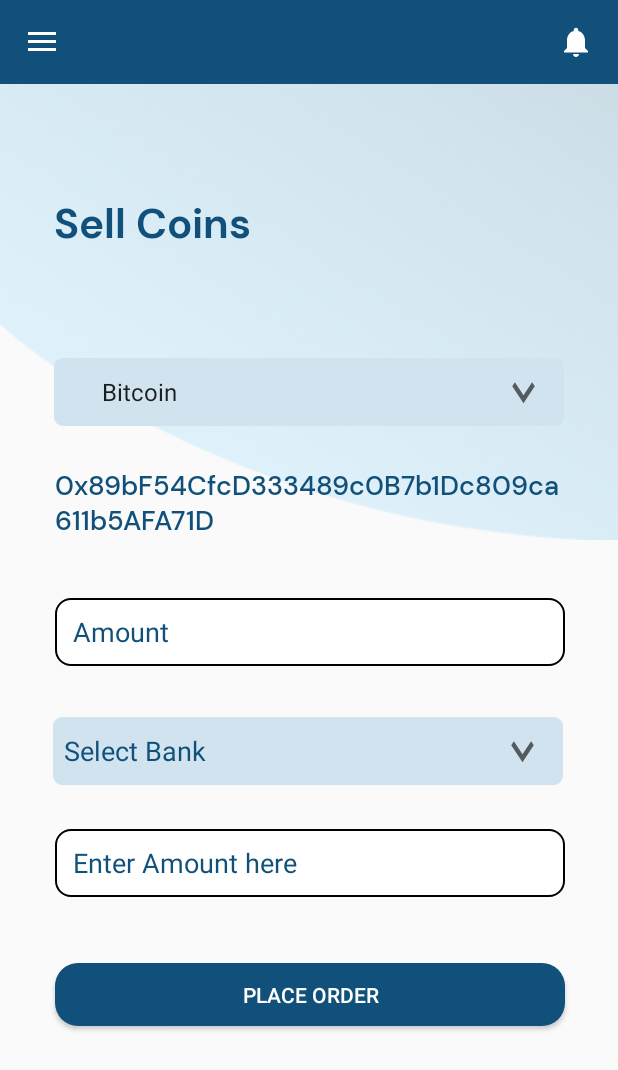
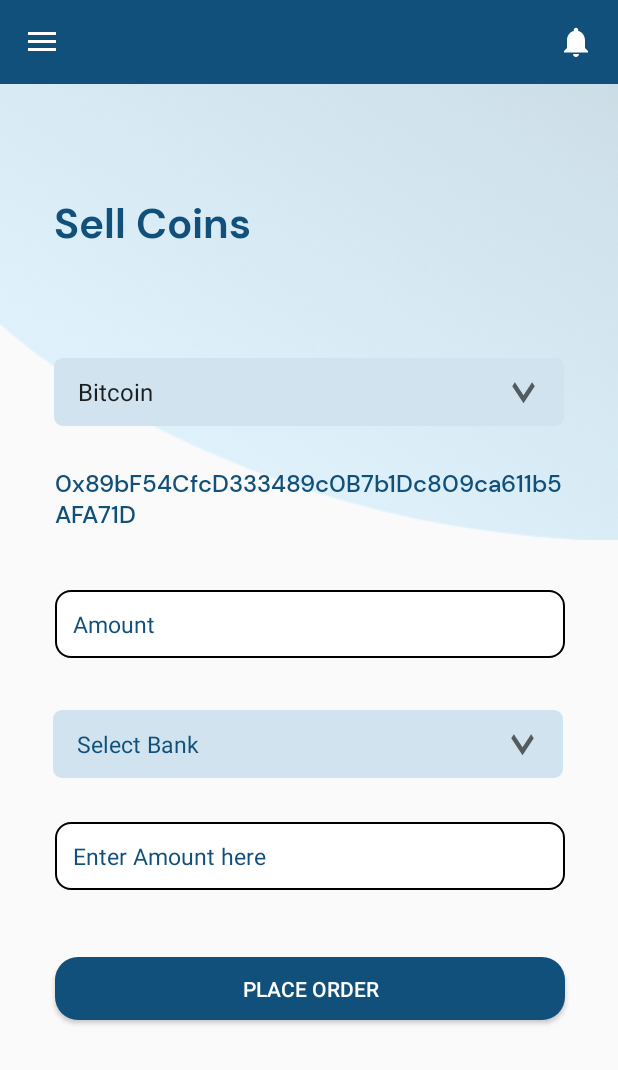
Before and after one commit to Michaelzy27/Passy_Exchange_Beta, an Android app: the fragment SellCoinsFragment placed in its activity, on a phone screen of 412 x 824 dp. Shown: the top 1070 px of the screen. Run offline under Robolectric (Android 15) with nearby library versions, the phone set to English and light mode, and no system bars.

Commit message:
ui updates
final changes to padding for the day

```diff
--- a/app/src/main/res/drawable/spinner_bg_bank.xml
+++ b/app/src/main/res/drawable/spinner_bg_bank.xml
@@ -5,7 +5,7 @@
             <item>
                 <shape android:shape="rectangle">
                     <solid android:color="#D1E3EE" />
-                    <padding android:left="24dp"
+                    <padding android:left="8dp"
                         android:right="12dp"/>
                     <corners android:radius="6dp" />
                 </shape>
--- a/app/src/main/res/layout/bank_dropdown_item.xml
+++ b/app/src/main/res/layout/bank_dropdown_item.xml
@@ -2,8 +2,9 @@
 <TextView xmlns:android="http://schemas.android.com/apk/res/android"
     android:layout_width="match_parent"
     android:layout_height="wrap_content"
+    android:paddingStart="8dp"
     android:textColor="#10507A"
-    android:textSize="18sp">
+    android:textSize="15sp">
 
 
 </TextView>
--- a/app/src/main/res/layout/fragment_sell_coins.xml
+++ b/app/src/main/res/layout/fragment_sell_coins.xml
@@ -59,6 +59,7 @@
             android:inputType="textPersonName"
             android:paddingStart="12dp"
             android:textColorHint="#10507A"
+            android:textSize="15sp"
             app:layout_constraintBottom_toBottomOf="parent"
             app:layout_constraintEnd_toEndOf="parent"
             app:layout_constraintHorizontal_bias="0.507"
@@ -83,7 +84,6 @@
             android:layout_width="340dp"
             android:layout_height="45dp"
             android:background="@drawable/spinner_bg_bank"
-            android:paddingStart="7dp"
             app:layout_constraintBottom_toBottomOf="parent"
             app:layout_constraintEnd_toEndOf="parent"
             app:layout_constraintHorizontal_bias="0.492"
@@ -102,6 +102,7 @@
             android:inputType="textPersonName"
             android:paddingStart="12dp"
             android:textColorHint="#10507A"
+            android:textSize="15sp"
             app:layout_constraintEnd_toEndOf="parent"
             app:layout_constraintHorizontal_bias="0.507"
             app:layout_constraintStart_toStartOf="parent"
@@ -115,7 +116,7 @@
             android:fontFamily="@font/dm_sans_medium"
             android:text="0x89bF54CfcD333489c0B7b1Dc809ca611b5AFA71D"
             android:textColor="#10507A"
-            android:textSize="18sp"
+            android:textSize="16sp"
             app:layout_constraintEnd_toEndOf="parent"
             app:layout_constraintHorizontal_bias="0.507"
             app:layout_constraintStart_toStartOf="parent"
```
